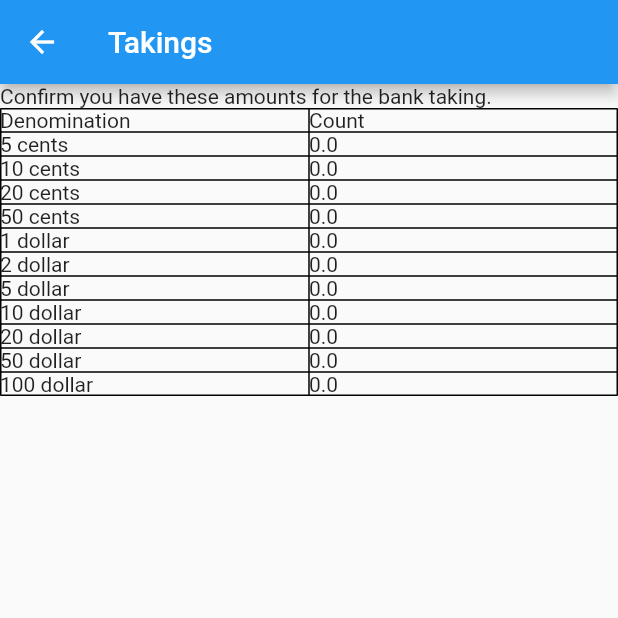
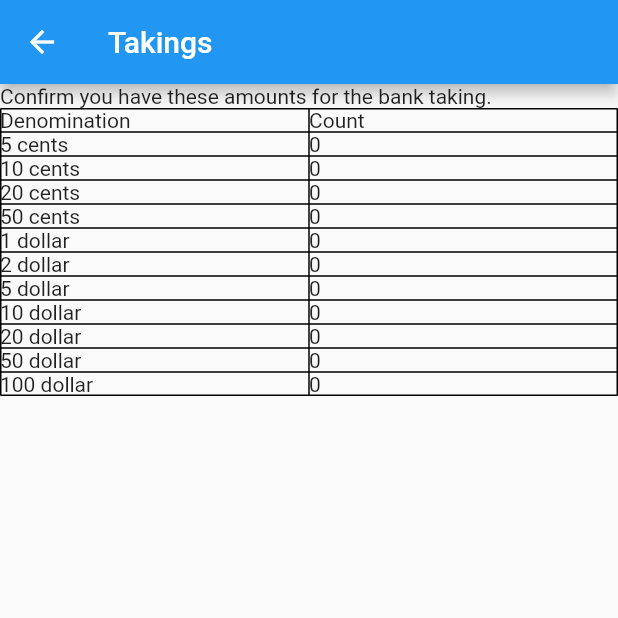
Before and after one commit to G-Tang2/g-tang2.github.io, a Flutter app: the TakingsPage screen opened by its route, on a phone screen of 412 x 824 dp, the top half of it. Run offline on Flutter 3.47's test engine with Material 2 defaults, Android fonts, the phone set to English and light mode, and no system bars; our stand-ins replace flutter_spinbox.

Commit message:
Denomination count is whole number in takings page

```diff
--- a/lib/page/takings.dart
+++ b/lib/page/takings.dart
@@ -28,17 +28,28 @@ class _TakingsPageState extends State<TakingsPage> {
   Widget makeTable() {
     return Table(border: TableBorder.all(), children: <TableRow>[
       tableHeader(),
-      tableBody('5 cents', '${context.read<TakingModel>().getCoinCount(0)}'),
-      tableBody('10 cents', '${context.read<TakingModel>().getCoinCount(1)}'),
-      tableBody('20 cents', '${context.read<TakingModel>().getCoinCount(2)}'),
-      tableBody('50 cents', '${context.read<TakingModel>().getCoinCount(3)}'),
-      tableBody('1 dollar', '${context.read<TakingModel>().getCoinCount(4)}'),
-      tableBody('2 dollar', '${context.read<TakingModel>().getCoinCount(5)}'),
-      tableBody('5 dollar', '${context.read<TakingModel>().getNoteCount(0)}'),
-      tableBody('10 dollar', '${context.read<TakingModel>().getNoteCount(1)}'),
-      tableBody('20 dollar', '${context.read<TakingModel>().getNoteCount(2)}'),
-      tableBody('50 dollar', '${context.read<TakingModel>().getNoteCount(3)}'),
-      tableBody('100 dollar', '${context.read<TakingModel>().getNoteCount(4)}'),
+      tableBody('5 cents',
+          context.read<TakingModel>().getCoinCount(0).toStringAsFixed(0)),
+      tableBody('10 cents',
+          context.read<TakingModel>().getCoinCount(1).toStringAsFixed(0)),
+      tableBody('20 cents',
+          context.read<TakingModel>().getCoinCount(2).toStringAsFixed(0)),
+      tableBody('50 cents',
+          context.read<TakingModel>().getCoinCount(3).toStringAsFixed(0)),
+      tableBody('1 dollar',
+          context.read<TakingModel>().getCoinCount(4).toStringAsFixed(0)),
+      tableBody('2 dollar',
+          context.read<TakingModel>().getCoinCount(5).toStringAsFixed(0)),
+      tableBody('5 dollar',
+          context.read<TakingModel>().getNoteCount(0).toStringAsFixed(0)),
+      tableBody('10 dollar',
+          context.read<TakingModel>().getNoteCount(1).toStringAsFixed(0)),
+      tableBody('20 dollar',
+          context.read<TakingModel>().getNoteCount(2).toStringAsFixed(0)),
+      tableBody('50 dollar',
+          context.read<TakingModel>().getNoteCount(3).toStringAsFixed(0)),
+      tableBody('100 dollar',
+          context.read<TakingModel>().getNoteCount(4).toStringAsFixed(0)),
     ]);
   }
 
```
